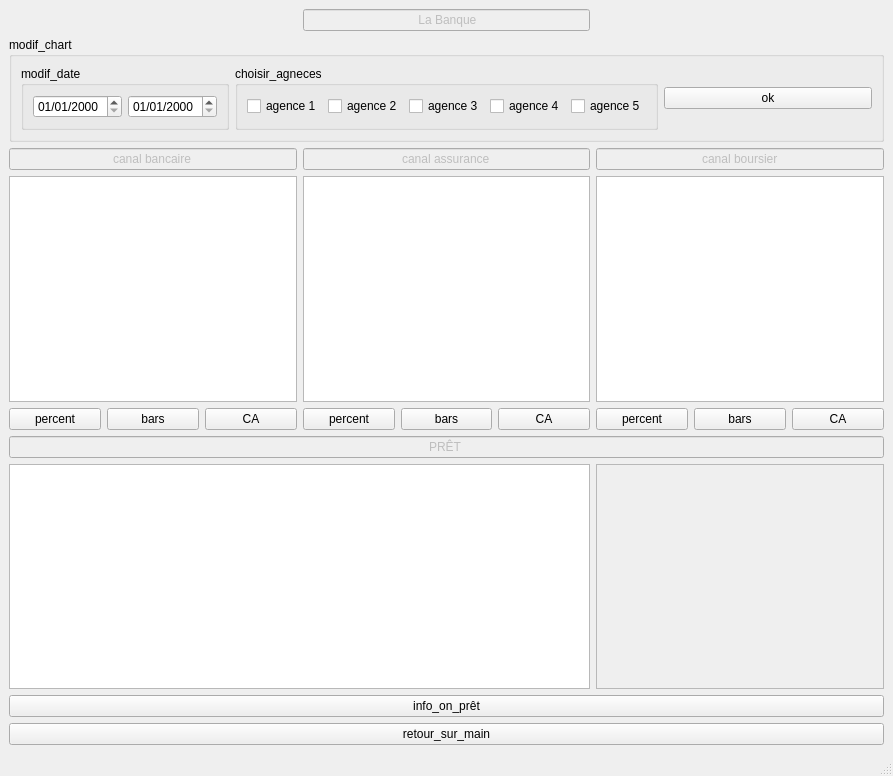
Above: IHM/mainwindow.ui from DARWICHAli/IHM before the change. Below: the same form after it.
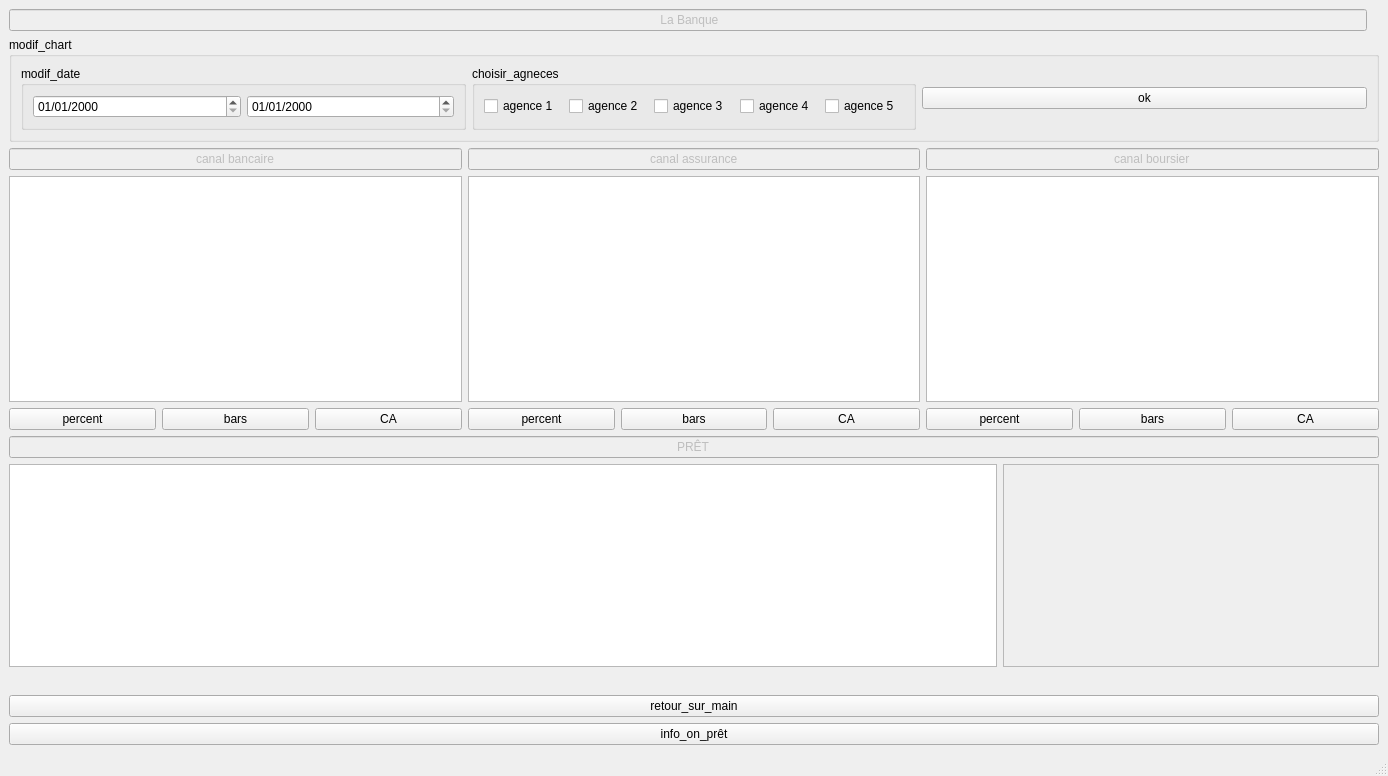
That is the form after the change. Custom widgets are drawn as their Qt base class.

```diff
--- a/IHM/mainwindow.ui
+++ b/IHM/mainwindow.ui
@@ -6,7 +6,7 @@
    <rect>
     <x>0</x>
     <y>0</y>
-    <width>893</width>
+    <width>1388</width>
     <height>776</height>
    </rect>
   </property>
@@ -23,114 +23,23 @@
    <property name="autoFillBackground">
     <bool>false</bool>
    </property>
+   <layout class="QGridLayout" name="gridLayout_5">
+    <item row="3" column="0" colspan="3">
+     <widget class="QWidget" name="widget" native="true">
    <layout class="QGridLayout" name="gridLayout">
-    <item row="2" column="1">
-     <widget class="QLineEdit" name="lineEdit_3">
-      <property name="enabled">
-       <bool>false</bool>
-      </property>
-      <property name="text">
-       <string>canal assurance</string>
-      </property>
-      <property name="alignment">
-       <set>Qt::AlignCenter</set>
-      </property>
-     </widget>
-    </item>
-    <item row="7" column="0" colspan="3">
-     <widget class="QPushButton" name="pushButton_2">
-      <property name="text">
-       <string>info_on_prêt</string>
-      </property>
-     </widget>
-    </item>
-    <item row="4" column="2">
-     <layout class="QHBoxLayout" name="horizontalLayout_3">
-      <item>
-       <widget class="QPushButton" name="pushButton_5">
-        <property name="text">
-         <string>percent</string>
-        </property>
-       </widget>
-      </item>
-      <item>
-       <widget class="QPushButton" name="pushButton_8">
-        <property name="text">
-         <string>bars</string>
-        </property>
-       </widget>
-      </item>
-      <item>
-       <widget class="QPushButton" name="pushButton_11">
-        <property name="text">
-         <string>CA</string>
-        </property>
-       </widget>
-      </item>
-     </layout>
-    </item>
-    <item row="2" column="2">
-     <widget class="QLineEdit" name="lineEdit">
-      <property name="enabled">
-       <bool>false</bool>
-      </property>
-      <property name="text">
-       <string>canal boursier</string>
-      </property>
-      <property name="alignment">
-       <set>Qt::AlignCenter</set>
-      </property>
-     </widget>
-    </item>
-    <item row="0" column="2">
-     <spacer name="horizontalSpacer_2">
-      <property name="orientation">
-       <enum>Qt::Horizontal</enum>
-      </property>
-      <property name="sizeHint" stdset="0">
-       <size>
-        <width>40</width>
-        <height>20</height>
-       </size>
-      </property>
-     </spacer>
-    </item>
-    <item row="5" column="0" colspan="3">
-     <widget class="QLineEdit" name="lineEdit_pret">
-      <property name="enabled">
-       <bool>false</bool>
-      </property>
-      <property name="text">
-       <string>PRÊT</string>
-      </property>
-      <property name="alignment">
-       <set>Qt::AlignCenter</set>
-      </property>
-     </widget>
-    </item>
-    <item row="3" column="2">
-     <widget class="QtCharts::QChartView" name="graphicsView_3"/>
-    </item>
-    <item row="3" column="0">
-     <widget class="QtCharts::QChartView" name="graphicsView"/>
-    </item>
-    <item row="0" column="0">
-     <spacer name="horizontalSpacer">
-      <property name="orientation">
-       <enum>Qt::Horizontal</enum>
-      </property>
-      <property name="sizeHint" stdset="0">
-       <size>
-        <width>40</width>
-        <height>20</height>
-       </size>
-      </property>
-     </spacer>
-    </item>
-    <item row="3" column="1">
-     <widget class="QtCharts::QChartView" name="graphicsView_2"/>
-    </item>
-    <item row="4" column="0">
+       <property name="leftMargin">
+        <number>0</number>
+       </property>
+       <property name="topMargin">
+        <number>0</number>
+       </property>
+       <property name="rightMargin">
+        <number>0</number>
+       </property>
+       <property name="bottomMargin">
+        <number>0</number>
+       </property>
+       <item row="2" column="0">
      <layout class="QHBoxLayout" name="horizontalLayout">
       <item>
        <widget class="QPushButton" name="pushButton_3">
@@ -155,7 +64,23 @@
       </item>
      </layout>
     </item>
-    <item row="4" column="1">
+       <item row="0" column="0">
+        <widget class="QLineEdit" name="lineEdit_2">
+         <property name="enabled">
+          <bool>false</bool>
+         </property>
+         <property name="text">
+          <string>canal bancaire</string>
+         </property>
+         <property name="alignment">
+          <set>Qt::AlignCenter</set>
+         </property>
+        </widget>
+       </item>
+       <item row="1" column="0">
+        <widget class="QtCharts::QChartView" name="graphicsView"/>
+       </item>
+       <item row="2" column="1">
      <layout class="QHBoxLayout" name="horizontalLayout_2">
       <item>
        <widget class="QPushButton" name="pushButton_4">
@@ -180,7 +105,96 @@
       </item>
      </layout>
     </item>
-    <item row="6" column="0" colspan="2">
+       <item row="1" column="2">
+        <widget class="QtCharts::QChartView" name="graphicsView_3"/>
+       </item>
+       <item row="0" column="2">
+        <widget class="QLineEdit" name="lineEdit">
+         <property name="enabled">
+          <bool>false</bool>
+         </property>
+         <property name="text">
+          <string>canal boursier</string>
+         </property>
+         <property name="alignment">
+          <set>Qt::AlignCenter</set>
+         </property>
+        </widget>
+       </item>
+       <item row="1" column="1">
+        <widget class="QtCharts::QChartView" name="graphicsView_2"/>
+       </item>
+       <item row="0" column="1">
+        <widget class="QLineEdit" name="lineEdit_3">
+         <property name="enabled">
+          <bool>false</bool>
+         </property>
+         <property name="text">
+          <string>canal assurance</string>
+         </property>
+         <property name="alignment">
+          <set>Qt::AlignCenter</set>
+         </property>
+        </widget>
+       </item>
+       <item row="2" column="2">
+        <layout class="QHBoxLayout" name="horizontalLayout_3">
+         <item>
+          <widget class="QPushButton" name="pushButton_5">
+           <property name="text">
+            <string>percent</string>
+           </property>
+          </widget>
+         </item>
+         <item>
+          <widget class="QPushButton" name="pushButton_8">
+           <property name="text">
+            <string>bars</string>
+           </property>
+          </widget>
+         </item>
+         <item>
+          <widget class="QPushButton" name="pushButton_11">
+           <property name="text">
+            <string>CA</string>
+           </property>
+          </widget>
+         </item>
+        </layout>
+       </item>
+      </layout>
+     </widget>
+    </item>
+    <item row="4" column="0" colspan="3">
+     <widget class="QWidget" name="widget_2" native="true">
+      <layout class="QGridLayout" name="gridLayout_4">
+       <property name="leftMargin">
+        <number>0</number>
+       </property>
+       <property name="topMargin">
+        <number>0</number>
+       </property>
+       <property name="rightMargin">
+        <number>0</number>
+       </property>
+       <property name="bottomMargin">
+        <number>0</number>
+       </property>
+       <item row="3" column="0" colspan="2">
+        <widget class="QPushButton" name="pushButton_retour">
+         <property name="text">
+          <string>retour_sur_main</string>
+         </property>
+        </widget>
+       </item>
+       <item row="1" column="1">
+        <widget class="QTextEdit" name="textEdit">
+         <property name="enabled">
+          <bool>false</bool>
+         </property>
+        </widget>
+       </item>
+       <item row="1" column="0">
      <widget class="QtCharts::QChartView" name="graphicsView_pret">
       <property name="enabled">
        <bool>true</bool>
@@ -190,27 +204,36 @@
       </property>
      </widget>
     </item>
-    <item row="2" column="0">
-     <widget class="QLineEdit" name="lineEdit_2">
+       <item row="0" column="0" colspan="2">
+        <widget class="QLineEdit" name="lineEdit_pret">
       <property name="enabled">
        <bool>false</bool>
       </property>
       <property name="text">
-       <string>canal bancaire</string>
+          <string>PRÊT</string>
       </property>
       <property name="alignment">
        <set>Qt::AlignCenter</set>
       </property>
      </widget>
     </item>
-    <item row="6" column="2">
-     <widget class="QTextEdit" name="textEdit">
-      <property name="enabled">
-       <bool>false</bool>
-      </property>
+       <item row="2" column="0">
+        <spacer name="horizontalSpacer_4">
+         <property name="orientation">
+          <enum>Qt::Horizontal</enum>
+         </property>
+         <property name="sizeHint" stdset="0">
+          <size>
+           <width>988</width>
+           <height>22</height>
+          </size>
+         </property>
+        </spacer>
+       </item>
+      </layout>
      </widget>
     </item>
-    <item row="0" column="1">
+    <item row="1" column="0">
      <widget class="QLineEdit" name="lineEdit_title">
       <property name="enabled">
        <bool>false</bool>
@@ -226,20 +249,50 @@
       </property>
      </widget>
     </item>
-    <item row="8" column="0" colspan="3">
-     <widget class="QPushButton" name="pushButton_retour">
+    <item row="5" column="0" colspan="3">
+     <widget class="QPushButton" name="pushButton_2">
       <property name="text">
-       <string>retour_sur_main</string>
+       <string>info_on_prêt</string>
       </property>
      </widget>
     </item>
-    <item row="1" column="0" colspan="3">
+    <item row="2" column="0" colspan="3">
      <widget class="QGroupBox" name="groupBox_3">
       <property name="title">
        <string>modif_chart</string>
       </property>
       <layout class="QGridLayout" name="gridLayout_2">
-       <item row="2" column="2">
+       <item row="1" column="1">
+        <widget class="QGroupBox" name="groupBox">
+         <property name="title">
+          <string>modif_date</string>
+         </property>
+         <layout class="QHBoxLayout" name="horizontalLayout_15">
+          <item>
+           <widget class="QDateTimeEdit" name="dateTimeEdit">
+            <property name="displayFormat">
+             <string>dd/MM/yyyy</string>
+            </property>
+           </widget>
+          </item>
+          <item>
+           <widget class="QDateTimeEdit" name="dateTimeEdit_2">
+            <property name="displayFormat">
+             <string>dd/MM/yyyy</string>
+            </property>
+           </widget>
+          </item>
+         </layout>
+        </widget>
+       </item>
+       <item row="1" column="3">
+        <widget class="QPushButton" name="pushButton">
+         <property name="text">
+          <string>ok</string>
+         </property>
+        </widget>
+       </item>
+       <item row="1" column="2">
         <widget class="QGroupBox" name="groupBox_2">
          <property name="title">
           <string>choisir_agneces</string>
@@ -292,36 +345,6 @@
          </layout>
         </widget>
        </item>
-       <item row="2" column="3">
-        <widget class="QPushButton" name="pushButton">
-         <property name="text">
-          <string>ok</string>
-         </property>
-        </widget>
-       </item>
-       <item row="2" column="1">
-        <widget class="QGroupBox" name="groupBox">
-         <property name="title">
-          <string>modif_date</string>
-         </property>
-         <layout class="QHBoxLayout" name="horizontalLayout_15">
-          <item>
-           <widget class="QDateTimeEdit" name="dateTimeEdit">
-            <property name="displayFormat">
-             <string>dd/MM/yyyy</string>
-            </property>
-           </widget>
-          </item>
-          <item>
-           <widget class="QDateTimeEdit" name="dateTimeEdit_2">
-            <property name="displayFormat">
-             <string>dd/MM/yyyy</string>
-            </property>
-           </widget>
-          </item>
-         </layout>
-        </widget>
-       </item>
       </layout>
      </widget>
     </item>
```
Left out of the diff: 14 changed lines with no effect on the pictures. Lines whose indentation alone changed are shown as unchanged.
